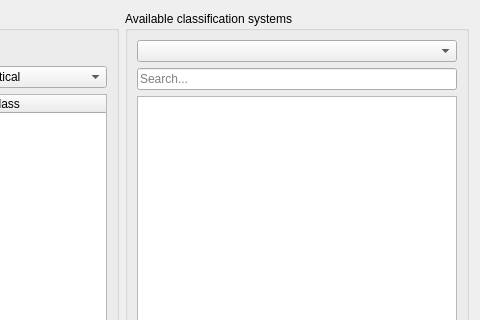
Above: dialogClassification.ui from yorikvanhavre/BIM_Workbench before the change; both pictures show x 236 to 716 and y 0 to 320 of the 716 by 557 pixel window. Below: the same form after it.
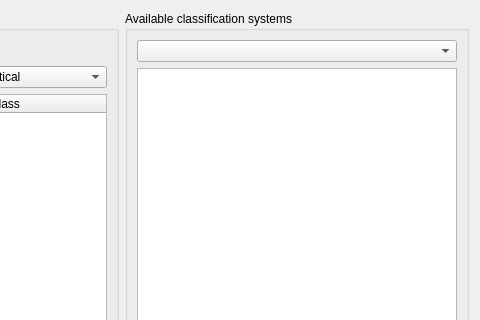
That is the form after the change. Icons and pictures are not drawn.

Commit message: Focus on search in classification dialog

Diff of the .ui file:
```diff
--- a/dialogClassification.ui
+++ b/dialogClassification.ui
@@ -138,18 +138,7 @@
          </widget>
         </item>
         <item>
-         <layout class="QHBoxLayout" name="horizontalLayout_2">
-          <item>
-           <widget class="QLineEdit" name="search">
-            <property name="toolTip">
-             <string>Search this classification system</string>
-            </property>
-            <property name="placeholderText">
-             <string>Search...</string>
-            </property>
-           </widget>
-          </item>
-         </layout>
+         <layout class="QHBoxLayout" name="horizontalLayout_2"/>
         </item>
         <item>
          <widget class="QTreeWidget" name="treeClass">
```
The commit also changes 2 other files.
